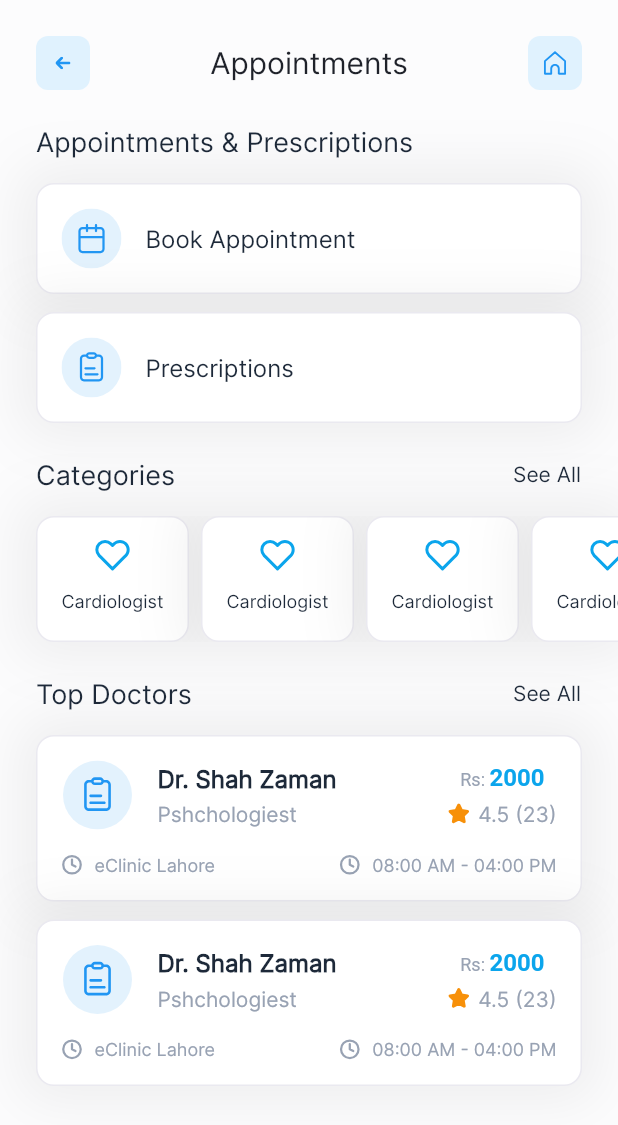
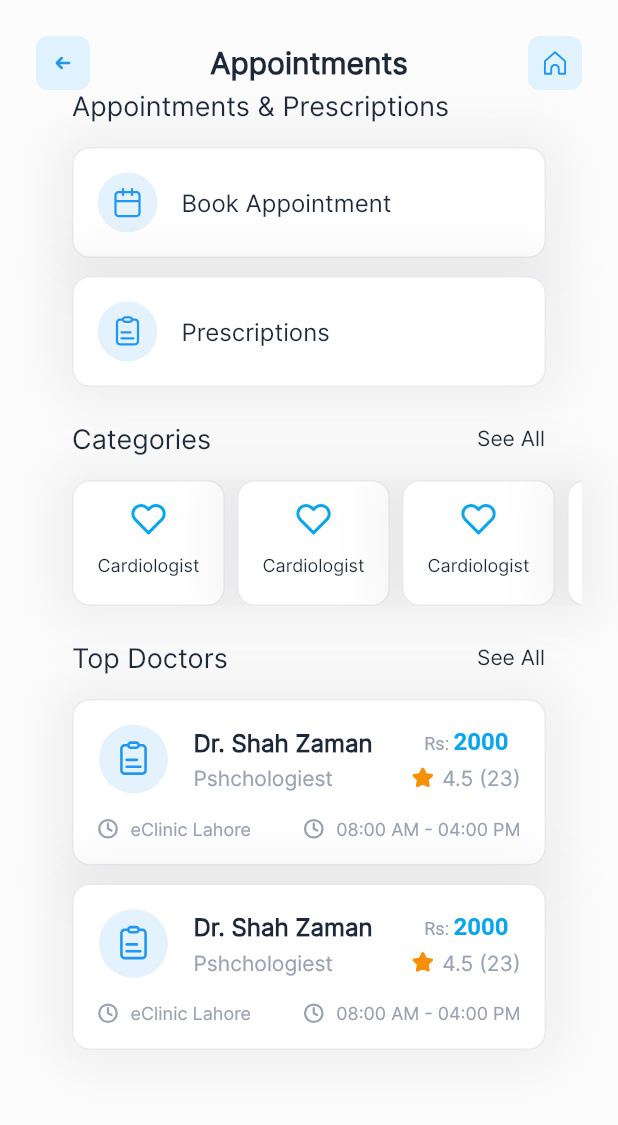
Before and after one commit to crazycoder534/health_buddy, a Flutter app: the AppointmentVU screen opened directly, on a phone screen of 412 x 824 dp. Shown: the top 1125 px of the screen. Run offline on Flutter 3.47's test engine with Material 2 defaults, Android fonts, the phone set to English and light mode, and no system bars; our stand-ins replace carousel_slider, flutter_svg, smooth_page_indicator, stacked.

Commit message:
added all colors [primary,grey,error] and all_doctors_list_vu.dart completed

```diff
--- a/lib/health buddy/home/appointments/appointment_header_cell.dart
+++ /dev/null
@@ -1,39 +0,0 @@
-import 'package:flutter/material.dart';
-
-import '../header_cell_vu.dart';
-
-class AppointmentHeaderCellVU extends StatelessWidget {
-  const AppointmentHeaderCellVU({Key? key}) : super(key: key);
-
-  @override
-  Widget build(BuildContext context) {
-    return Padding(
-      padding: const EdgeInsets.only(bottom: 24, right: 24, left: 24),
-      child: Row(
-        mainAxisAlignment: MainAxisAlignment.spaceBetween,
-        children: [
-          GestureDetector(
-              child: actionButtonContainer(const Color(0xffE0F2FE),
-                  imageUrl: 'assets/images/app_assets/arrow.svg',
-                  width: 10,
-                  height: 10),
-              onTap: () => Navigator.pop(context)),
-          const Text(
-            "Appointments",
-            style: TextStyle(
-                fontSize: 20,
-                fontWeight: FontWeight.w500,
-                color: Color(0xff1F222A)),
-          ),
-          GestureDetector(
-            child: actionButtonContainer(const Color(0xffE0F2FE),
-                width: 16,
-                height: 16,
-                imageUrl: 'assets/images/app_assets/shape.svg'),
-            onTap: () {},
-          ),
-        ],
-      ),
-    );
-  }
-}
--- a/lib/health buddy/home/appointments/appointments_vu.dart
+++ b/lib/health buddy/home/appointments/appointments_vu.dart
@@ -1,6 +1,5 @@
 import 'package:flutter/material.dart';
 import '../../utils/widgets.dart';
-import './appointment_header_cell.dart';
 import './appointments_vm.dart';
 import 'package:stacked/stacked.dart';
 
@@ -14,15 +13,14 @@ class AppointmentVU extends ViewModelBuilderWidget<AppointmentsVM> {
   Widget builder(
       BuildContext context, AppointmentsVM viewModel, Widget? child) {
     return Scaffold(
-      backgroundColor: const Color(0xffFCFCFD),
       body: SafeArea(
         child: SingleChildScrollView(
           child: Padding(
-            padding: const EdgeInsets.only(top: 24, bottom: 24),
+            padding: const EdgeInsets.all(24),
             child: Column(
               crossAxisAlignment: CrossAxisAlignment.start,
               children: [
-                const AppointmentHeaderCellVU(),
+                const CHIAppBar(title: 'Appointments'),
                 headingText(headingTxt: "Appointments & Prescriptions"),
                 const SizedBox(
                   height: 16,
--- /dev/null
+++ b/lib/health buddy/home/appointments/doctors/all doctors/all_doctors_list_vm.dart
@@ -0,0 +1,3 @@
+import 'package:stacked/stacked.dart';
+
+class AllDoctorsListVM extends BaseViewModel {}
--- a/lib/health buddy/utils/widgets.dart
+++ b/lib/health buddy/utils/widgets.dart
@@ -1,6 +1,7 @@
 import 'package:flutter/material.dart';
 import 'package:flutter_svg/flutter_svg.dart';
 
+import '../home/header_cell_vu.dart';
 import 'constants.dart';
 
 class CHIButton extends StatelessWidget {
@@ -62,6 +63,7 @@ class ArrowButton extends StatelessWidget {
 
 class CHITextField extends StatelessWidget {
   final List<String>? items;
+  final Widget? prefixIcon;
   final void Function(String?)? onChanged;
   final String value;
   final String hintText;
@@ -70,7 +72,8 @@ class CHITextField extends StatelessWidget {
       this.items,
       this.onChanged,
       this.value = 'PK',
-      required this.hintText})
+      required this.hintText,
+      this.prefixIcon})
       : super(key: key);
 
   @override
@@ -116,10 +119,12 @@ class CHITextField extends StatelessWidget {
               : const SizedBox.shrink(),
           Expanded(
             child: TextField(
-              style: subTitleTextStyle,
+              textAlignVertical: TextAlignVertical.center,
+              style: subTitleTextStyle.copyWith(color: grey800),
               keyboardType:
                   items != null ? TextInputType.phone : TextInputType.name,
               decoration: InputDecoration(
+                prefixIcon: prefixIcon,
                 border: InputBorder.none,
                 contentPadding: const EdgeInsets.only(left: 8),
                 hintText: hintText,
@@ -141,7 +146,7 @@ Widget chiBanner(
     width: double.infinity,
     padding: const EdgeInsets.fromLTRB(16, 14, 16, 14),
     decoration: BoxDecoration(
-      color: bannerColor,
+      color: blue100,
       borderRadius: BorderRadius.circular(8),
     ),
     child: Row(
@@ -452,3 +457,36 @@ class SocialButton extends StatelessWidget {
     );
   }
 }
+
+class CHIAppBar extends StatelessWidget {
+  final VoidCallback? onHomeTap;
+  final String title;
+  const CHIAppBar({Key? key, this.onHomeTap, required this.title})
+      : super(key: key);
+
+  @override
+  Widget build(BuildContext context) {
+    return Row(
+      mainAxisAlignment: MainAxisAlignment.spaceBetween,
+      children: [
+        GestureDetector(
+            child: actionButtonContainer(const Color(0xffE0F2FE),
+                imageUrl: 'assets/images/app_assets/arrow.svg',
+                width: 10,
+                height: 10),
+            onTap: () => Navigator.pop(context)),
+        Text(
+          title,
+          style: titleTextStyle,
+        ),
+        GestureDetector(
+          onTap: onHomeTap,
+          child: actionButtonContainer(const Color(0xffE0F2FE),
+              width: 16,
+              height: 16,
+              imageUrl: 'assets/images/app_assets/shape.svg'),
+        ),
+      ],
+    );
+  }
+}
--- a/lib/main.dart
+++ b/lib/main.dart
@@ -1,6 +1,6 @@
 import 'package:flutter/material.dart';
+import 'package:health_buddy/health%20buddy/home/appointments/doctors/all%20doctors/all_doctors_list_vu.dart';
 
-import 'health buddy/splash and on bord/onbord_vu.dart';
 import 'health buddy/utils/constants.dart';
 
 void main() {
@@ -14,7 +14,7 @@ class MyApp extends StatelessWidget {
   Widget build(BuildContext context) {
     return MaterialApp(
       theme: CHITheme,
-      home: const OnBoardVU(),
+      home: const AllDoctorsListVU(),
     );
   }
 }
```
Also changed, not shown: lib/health buddy/home/appointments/doctors/all doctors/all_doctors_list_vu.dart (added, +55 -0 lines), lib/health buddy/utils/constants.dart (+38 -9 lines), assets/icons/search.svg (added), lib/health buddy/home/appointments/doctors/all doctors/model.dart (added).
